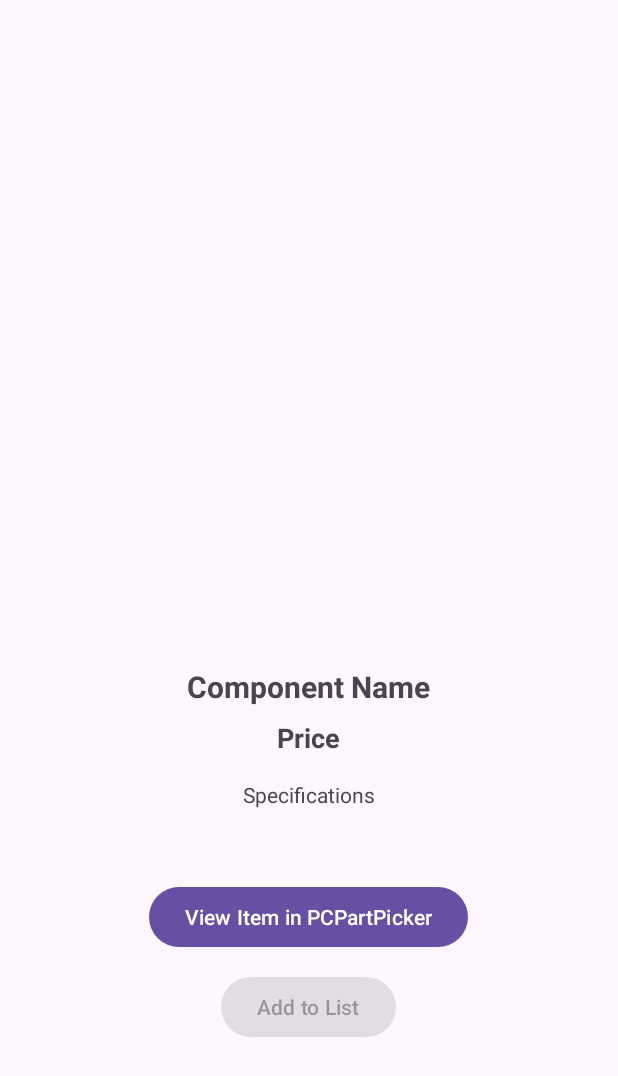
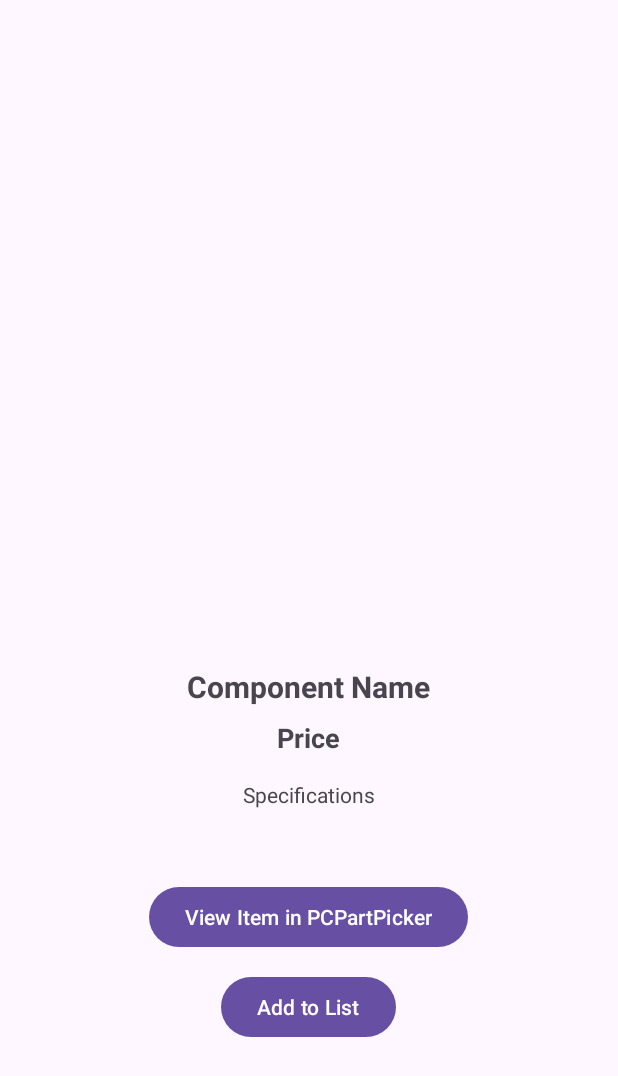
Before and after one commit to SlothCodeSloth/PCPP_App, an Android app: the layout activity_detail.xml on its own in the app's theme, with its tools: preview values and no code run, on a phone screen of 412 x 824 dp. Shown: the top 1076 px of the screen. Run offline under Robolectric (Android 15) with nearby library versions, the phone set to English and light mode, and no system bars.

```diff
--- a/PCPartPicker/app/src/main/AndroidManifest.xml
+++ b/PCPartPicker/app/src/main/AndroidManifest.xml
@@ -28,6 +28,9 @@
                 <category android:name="android.intent.category.LAUNCHER" />
             </intent-filter>
         </activity>
+        <activity
+            android:name=".ComponentListActivity"
+            android:exported="false"/>
     </application>
 
 </manifest>
--- a/PCPartPicker/app/src/main/java/com/example/pcpartpicker/ComponentListActivity.kt
+++ b/PCPartPicker/app/src/main/java/com/example/pcpartpicker/ComponentListActivity.kt
@@ -3,6 +3,8 @@ package com.example.pcpartpicker
 import android.os.Bundle
 import android.os.PersistableBundle
 import android.util.Log
+import android.view.View
+import android.widget.TextView
 import androidx.appcompat.app.AppCompatActivity
 import androidx.lifecycle.lifecycleScope
 import androidx.recyclerview.widget.LinearLayoutManager
@@ -14,6 +16,7 @@ class ComponentListActivity : AppCompatActivity() {
         super.onCreate(savedInstanceState)
         setContentView(R.layout.activity_component_list)
 
+        val emptyText = findViewById<TextView>(R.id.emptyTextView)
         val recyclerView = findViewById<RecyclerView>(R.id.componentRecyclerView)
         recyclerView.layoutManager = LinearLayoutManager(this)
 
@@ -42,6 +45,7 @@ class ComponentListActivity : AppCompatActivity() {
                         )
                     }
                     adapter.addComponents(parts)
+                    emptyText.visibility = if (parts.isEmpty()) View.VISIBLE else View.GONE
                 }
             }
         }
--- a/PCPartPicker/app/src/main/java/com/example/pcpartpicker/ListOverviewFragment.kt
+++ b/PCPartPicker/app/src/main/java/com/example/pcpartpicker/ListOverviewFragment.kt
@@ -52,6 +52,7 @@ class ListOverviewFragment : Fragment() {
                 Toast.makeText(context, "List \"$listName\" created", Toast.LENGTH_SHORT).show()
             }
         }
+        dialog.show()
     }
 
     private fun loadLists() {
--- a/PCPartPicker/app/src/main/res/layout/activity_detail.xml
+++ b/PCPartPicker/app/src/main/res/layout/activity_detail.xml
@@ -1,6 +1,5 @@
 <?xml version="1.0" encoding="utf-8"?>
-<ScrollView
-    xmlns:android="http://schemas.android.com/apk/res/android"
+<ScrollView xmlns:android="http://schemas.android.com/apk/res/android"
     android:layout_width="match_parent"
     android:layout_height="match_parent"
     android:fillViewport="true"
@@ -10,53 +9,52 @@
     <LinearLayout
         android:layout_width="match_parent"
         android:layout_height="wrap_content"
-        android:orientation="vertical"
+        android:layout_gravity="center_horizontal"
         android:gravity="center"
-        android:layout_gravity="center_horizontal">
+        android:orientation="vertical">
 
         <ImageView
             android:id="@+id/detailImage"
             android:layout_width="300dp"
             android:layout_height="300dp"
-            android:scaleType="centerCrop"
-            android:layout_marginBottom="16dp"/>
+            android:layout_marginBottom="16dp"
+            android:scaleType="centerCrop" />
 
         <TextView
             android:id="@+id/detailName"
             android:layout_width="wrap_content"
             android:layout_height="wrap_content"
+            android:layout_gravity="center"
+            android:layout_marginBottom="8dp"
+            android:text="Component Name"
             android:textSize="20sp"
-            android:textStyle="bold"
-            android:layout_gravity="center"
-            android:text="Component Name"
-            android:layout_marginBottom="8dp"/>
+            android:textStyle="bold" />
 
         <TextView
             android:id="@+id/detailPrice"
             android:layout_width="wrap_content"
             android:layout_height="wrap_content"
-            android:textStyle="bold"
+            android:layout_gravity="center"
+            android:layout_marginBottom="16dp"
+            android:text="Price"
             android:textSize="18sp"
-            android:text="Price"
-            android:layout_gravity="center"
-            android:layout_marginBottom="16dp"/>
+            android:textStyle="bold" />
 
         <TextView
             android:id="@+id/specs"
             android:layout_width="wrap_content"
             android:layout_height="wrap_content"
-            android:text="Specifications"
             android:layout_gravity="center"
-            android:layout_marginBottom="16dp" />
+            android:layout_marginBottom="16dp"
+            android:text="Specifications" />
 
         <TableLayout
             android:id="@+id/specTable"
             android:layout_width="match_parent"
             android:layout_height="wrap_content"
-            android:stretchColumns="1"
             android:layout_marginTop="16dp"
             android:padding="8dp"
-            />
+            android:stretchColumns="1" />
 
         <Button
             android:id="@+id/detailLink"
@@ -70,7 +68,6 @@
             android:id="@+id/listButton"
             android:layout_width="wrap_content"
             android:layout_height="wrap_content"
-            android:enabled="false"
             android:text="Add to List" />
     </LinearLayout>
 </ScrollView>
--- a/PCPartPicker/app/src/main/res/layout/fragment_component_list.xml
+++ b/PCPartPicker/app/src/main/res/layout/fragment_component_list.xml
@@ -1,15 +1,14 @@
 <?xml version="1.0" encoding="utf-8"?>
-<LinearLayout
-    xmlns:android="http://schemas.android.com/apk/res/android"
+<LinearLayout xmlns:android="http://schemas.android.com/apk/res/android"
     android:layout_width="match_parent"
     android:layout_height="match_parent"
     android:orientation="vertical"
     android:padding="16dp">
 
     <androidx.recyclerview.widget.RecyclerView
+        android:id="@+id/componentListRecyclerView"
         android:layout_width="match_parent"
         android:layout_height="match_parent"
-        android:id="@+id/componentListRecyclerView"
         android:scrollbars="vertical" />
 
 </LinearLayout>
```
Also changed, not shown: PCPartPicker/app/src/main/java/com/example/pcpartpicker/DetailActivity.kt (+37 -1 lines), PCPartPicker/app/src/main/java/com/example/pcpartpicker/PartViewModel.kt (+0 -54 lines), PCPartPicker/app/src/main/java/com/example/pcpartpicker/SelectListDialog.kt (added, +25 -0 lines), PCPartPicker/app/src/main/java/com/example/pcpartpicker/SettingsFragment.kt (+14 -0 lines), PCPartPicker/app/src/main/res/layout/activity_component_list.xml (+17 -4 lines), PCPartPicker/app/src/main/res/layout/activity_main.xml (+7 -4 lines), PCPartPicker/app/src/main/res/layout/component.xml (+22 -8 lines), PCPartPicker/app/src/main/res/layout/fragment_list_overview.xml (+7 -7 lines), PCPartPicker/app/src/main/res/layout/fragment_main_search.xml (+8 -9 lines).
